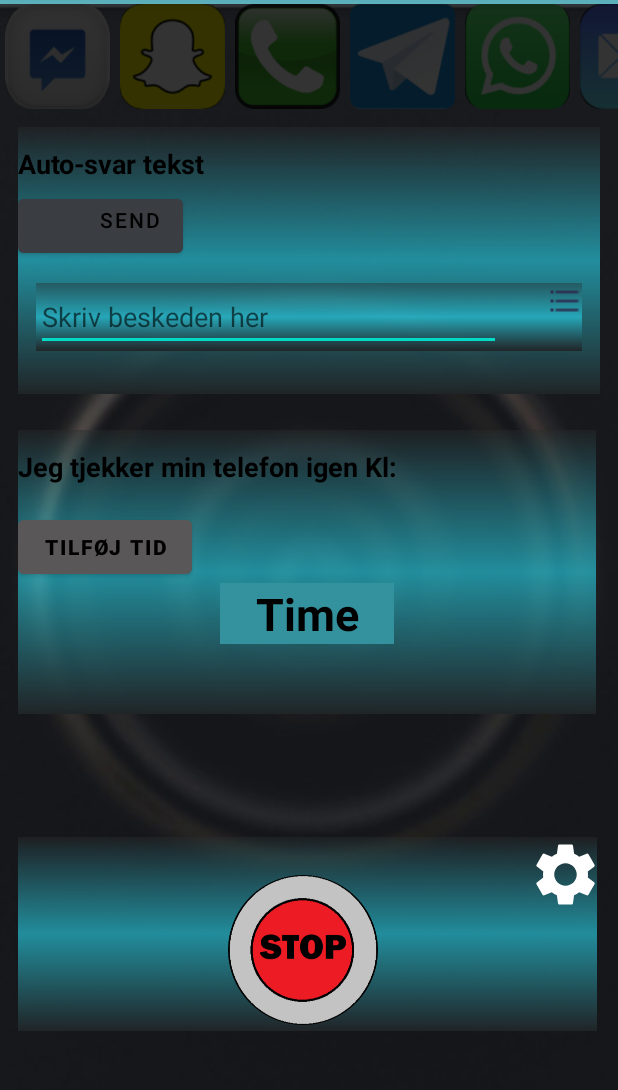
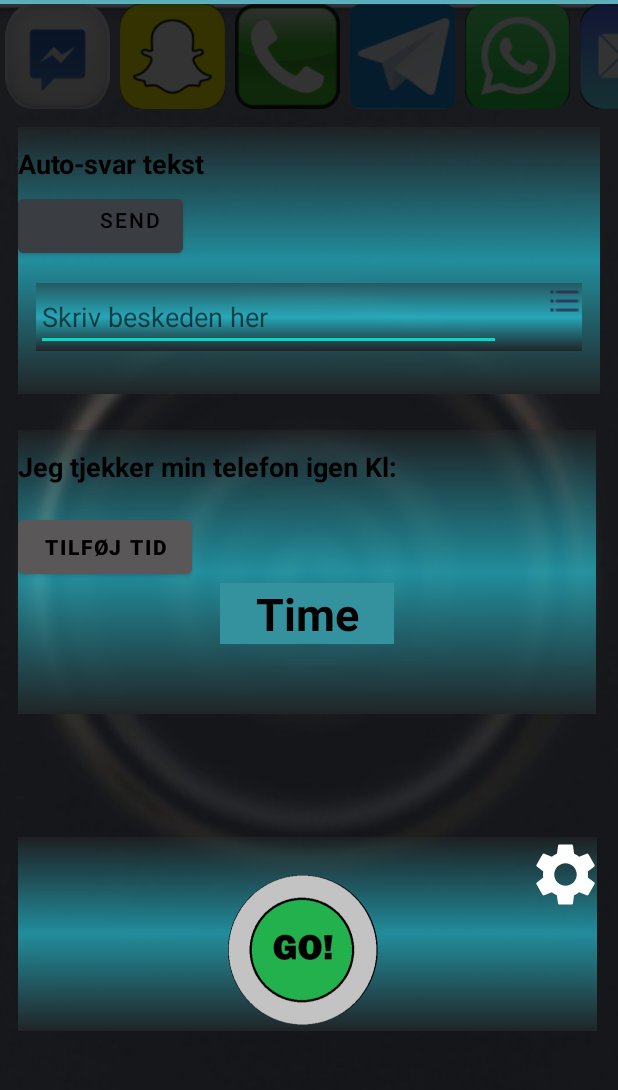
Before and after one commit to digitalbangash1/PhoneFreedom, an Android app: the screen it shows after launch (MainActivity), on a phone screen of 412 x 824 dp, the part 80-1170 px from its top. Run offline under Robolectric (Android 15) with nearby library versions, the phone set to English and light mode, and no system bars.

```diff
--- a/app/src/main/java/dtu/projekt/phonefreedom/MainActivity.kt
+++ b/app/src/main/java/dtu/projekt/phonefreedom/MainActivity.kt
@@ -48,8 +48,8 @@ class MainActivity : AppCompatActivity() {
         appButton()
         showMenu()
         sendWhatsapp()
+        showVideo()
     }
-
 
     private fun addClickListeners() {
         binding.buttonSelectPredefinedMessage.setOnClickListener {
@@ -57,7 +57,6 @@ class MainActivity : AppCompatActivity() {
             this.startActivityForResult(myIntent, 1)
         }
     }
-
     override fun onActivityResult(requestCode: Int, resultCode: Int, data: Intent?) {
         super.onActivityResult(requestCode, resultCode, data)
 
@@ -195,29 +194,15 @@ class MainActivity : AppCompatActivity() {
 
     }
 
-
-    /*fun MediaPlayer() {
-        var videoView : VideoView? =null
-        var mediaController : MediaController? = null
-       // videoView = findViewById()
-
-        binding.goandstopButton.setOnClickListener {
-
+    private fun showVideo() {
+        if (!binding.goandstopButton.isSelected) {
+            binding.goandstopButton.setOnClickListener {
+                val intent = Intent(this, VideoClipActivity::class.java)
+                this.startActivity(intent)
+                binding.goandstopButton.isSelected
+            }
         }
-
     }
-    fun GoStopKnap(){
-    var videoView : VideoView? =null
-    var mediaController : MediaController? = null
-    binding.goandstopButton.setOnClickListener {
-
-    }
-    }*/
-
-
-
-
-
 
 
 }
--- a/app/src/main/res/drawable/goandstop.xml
+++ b/app/src/main/res/drawable/goandstop.xml
@@ -1,7 +1,7 @@
 <?xml version="1.0" encoding="utf-8"?>
 <selector xmlns:tools="http://schemas.android.com/tools" xmlns:android="http://schemas.android.com/apk/res/android">
-    <item android:state_pressed="true" android:drawable="@drawable/go" />
-    <item android:state_selected="true" android:drawable="@drawable/go"/>
-    <item android:drawable="@drawable/stop"/>
+    <item android:state_pressed="true" android:drawable="@drawable/stop" />
+    <item android:state_selected="true" android:drawable="@drawable/stop"/>
+    <item android:drawable="@drawable/go"/>
 
 </selector>
--- a/build.gradle
+++ b/build.gradle
@@ -6,7 +6,7 @@ buildscript {
     }
     dependencies {
         classpath 'com.android.tools.build:gradle:7.0.4'
-        classpath "org.jetbrains.kotlin:kotlin-gradle-plugin:1.5.31"
+        classpath 'org.jetbrains.kotlin:kotlin-gradle-plugin:1.6.0'
 
         // NOTE: Do not place your application dependencies here; they belong
         // in the individual module build.gradle files
```
Also changed, not shown: app/src/main/AndroidManifest.xml (+10 -5 lines), app/src/main/res/layout/activity_video_clip.xml (added, +17 -0 lines), 1 other file.
